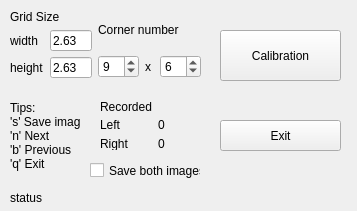
The window that calibrationform.ui (escrowdis/fusion) describes before a commit, drawn with Qt 5.
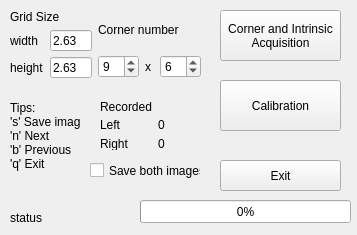
The same window after the commit.

What changed in the file:
```diff
--- a/calibrationform.ui
+++ b/calibrationform.ui
@@ -7,7 +7,7 @@
     <x>0</x>
     <y>0</y>
     <width>357</width>
-    <height>211</height>
+    <height>235</height>
    </rect>
   </property>
   <property name="windowTitle">
@@ -183,7 +183,7 @@
    <property name="geometry">
     <rect>
      <x>220</x>
-     <y>30</y>
+     <y>80</y>
      <width>121</width>
      <height>51</height>
     </rect>
@@ -196,7 +196,7 @@
    <property name="geometry">
     <rect>
      <x>220</x>
-     <y>120</y>
+     <y>160</y>
      <width>121</width>
      <height>31</height>
     </rect>
@@ -222,8 +222,8 @@
    <property name="geometry">
     <rect>
      <x>10</x>
-     <y>190</y>
-     <width>211</width>
+     <y>210</y>
+     <width>121</width>
      <height>16</height>
     </rect>
    </property>
@@ -231,6 +231,33 @@
     <string>status</string>
    </property>
   </widget>
+  <widget class="QPushButton" name="pushButton_corner_intrinsic">
+   <property name="geometry">
+    <rect>
+     <x>220</x>
+     <y>10</y>
+     <width>121</width>
+     <height>51</height>
+    </rect>
+   </property>
+   <property name="text">
+    <string>Corner and Intrinsic
+Acquisition</string>
+   </property>
+  </widget>
+  <widget class="QProgressBar" name="progressBar">
+   <property name="geometry">
+    <rect>
+     <x>140</x>
+     <y>200</y>
+     <width>211</width>
+     <height>23</height>
+    </rect>
+   </property>
+   <property name="value">
+    <number>0</number>
+   </property>
+  </widget>
  </widget>
  <resources/>
  <connections/>
```
